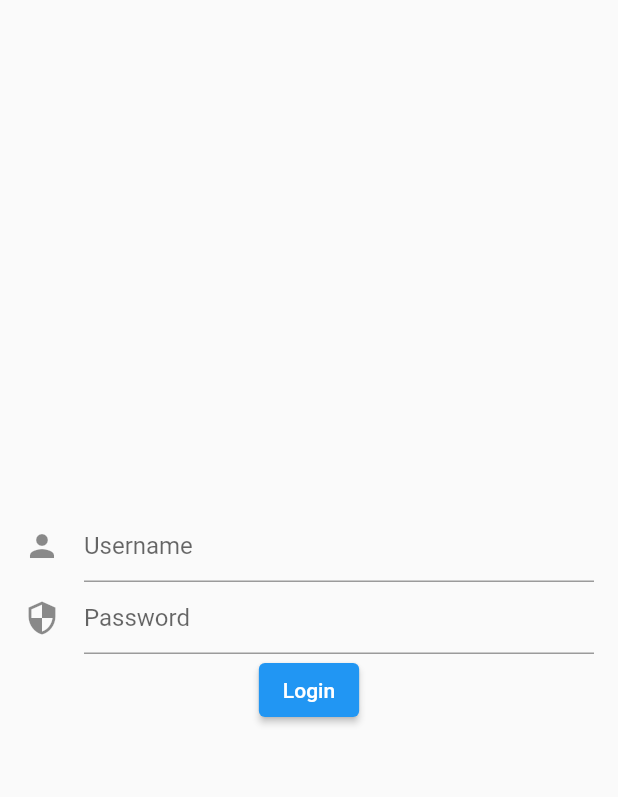
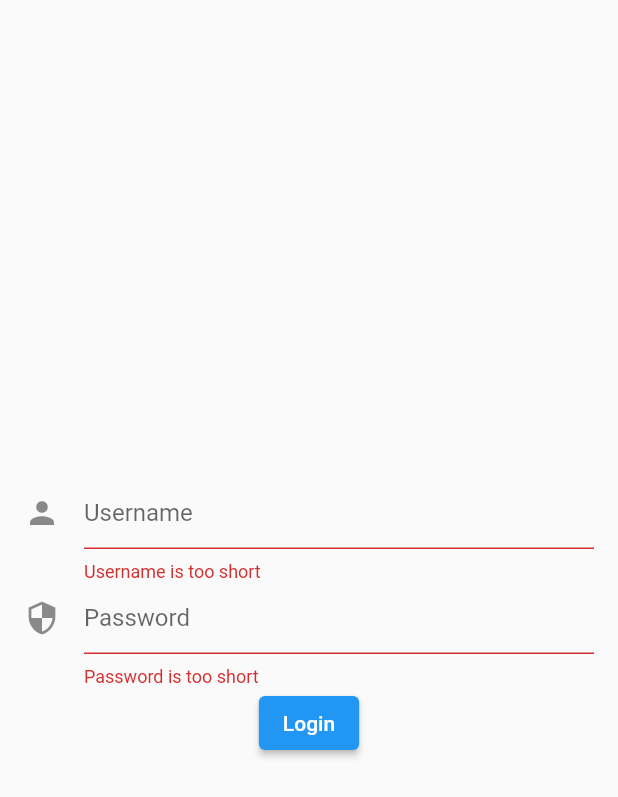
Before and after one commit to bukunmialuko/flutter_bloc_example2, a Flutter app: the screen it shows after launch, after a tap on "Login", on a phone screen of 412 x 824 dp. Shown: the top 797 px of the screen. Run offline on Flutter 3.47's test engine with Material 2 defaults, Android fonts, the phone set to English and light mode, and no system bars; our stand-ins replace flutter_bloc.

Commit message:
App works :)

```diff
--- a/lib/auth/auth_repository.dart
+++ b/lib/auth/auth_repository.dart
@@ -1,7 +1,7 @@
 class AuthRepository {
   Future login() async {
     print("===> attempting login...");
-    Future.delayed(Duration(seconds: 3));
+    await Future.delayed(Duration(seconds: 3));
     print("===> logged in");
   }
 }
--- a/lib/auth/login/login_bloc.dart
+++ b/lib/auth/login/login_bloc.dart
@@ -7,7 +7,7 @@ import 'package:flutter_bloc_example2/auth/login/login_state.dart';
 class LoginBloc extends Bloc<LoginEvent, LoginState> {
   final AuthRepository authRepo;
 
-  LoginBloc(this.authRepo) : super(LoginState());
+  LoginBloc({this.authRepo}) : super(LoginState());
 
   @override
   Stream<LoginState> mapEventToState(LoginEvent event) async* {
--- a/lib/auth/login/login_state.dart
+++ b/lib/auth/login/login_state.dart
@@ -2,7 +2,11 @@ import '../form_submission_status.dart';
 
 class LoginState {
   final String username;
+  bool get isValidUsername => username.length > 3;
+
   final String password;
+  bool get isValidPassword => password.length > 4;
+
   final FormSubmissionStatus formStatus;
 
   LoginState({
--- a/lib/auth/login/login_view.dart
+++ b/lib/auth/login/login_view.dart
@@ -1,4 +1,10 @@
 import 'package:flutter/material.dart';
+import 'package:flutter_bloc/flutter_bloc.dart';
+import 'package:flutter_bloc_example2/auth/auth_repository.dart';
+import 'package:flutter_bloc_example2/auth/form_submission_status.dart';
+import 'package:flutter_bloc_example2/auth/login/login_bloc.dart';
+import 'package:flutter_bloc_example2/auth/login/login_event.dart';
+import 'package:flutter_bloc_example2/auth/login/login_state.dart';
 
 class LoginView extends StatelessWidget {
   // const LoginView({Key key}) : super(key: key);
@@ -8,8 +14,12 @@ class LoginView extends StatelessWidget {
   @override
   Widget build(BuildContext context) {
     return Scaffold(
-      body: _loginForm(),
-    );
+        body: BlocProvider(
+      create: (context) => LoginBloc(
+        authRepo: context.read<AuthRepository>(),
+      ),
+      child: _loginForm(),
+    ));
   }
 
   Widget _loginForm() {
@@ -32,30 +42,54 @@ class LoginView extends StatelessWidget {
   }
 
   Widget _usernameField() {
+    return BlocBuilder<LoginBloc, LoginState>(
+      builder: (context, state) {
         return TextFormField(
           decoration: InputDecoration(
             icon: Icon(Icons.person),
             hintText: "Username",
           ),
-      validator: (value) => null,
+          validator: (value) => state.isValidUsername ? null : "Username is too short",
+          onChanged: (value) => context.read<LoginBloc>().add(
+                LoginUsernameChanged(username: value),
+              ),
+        );
+      },
     );
   }
 
   Widget _passwordField() {
+    return BlocBuilder<LoginBloc, LoginState>(
+      builder: (context, state) {
         return TextFormField(
           obscureText: true,
           decoration: InputDecoration(
             icon: Icon(Icons.security),
             hintText: "Password",
           ),
-      validator: (value) => null,
+          validator: (value) => state.isValidPassword ? null : "Password is too short",
+          onChanged: (value) => context.read<LoginBloc>().add(
+                LoginPasswordChanged(password: value),
+              ),
+        );
+      },
     );
   }
 
   Widget _loginButton() {
-    return ElevatedButton(
-      onPressed: () {},
+    return BlocBuilder<LoginBloc, LoginState>(
+      builder: (context, state) {
+        return state.formStatus is FormSubmitting
+            ? CircularProgressIndicator()
+            : ElevatedButton(
+                onPressed: () {
+                  if (_formKey.currentState.validate()) {
+                    context.read<LoginBloc>().add(LoginSubmitted());
+                  }
+                },
                 child: Text("Login"),
+              );
+      },
     );
   }
 }
```
Lines whose indentation alone changed are shown as unchanged.
